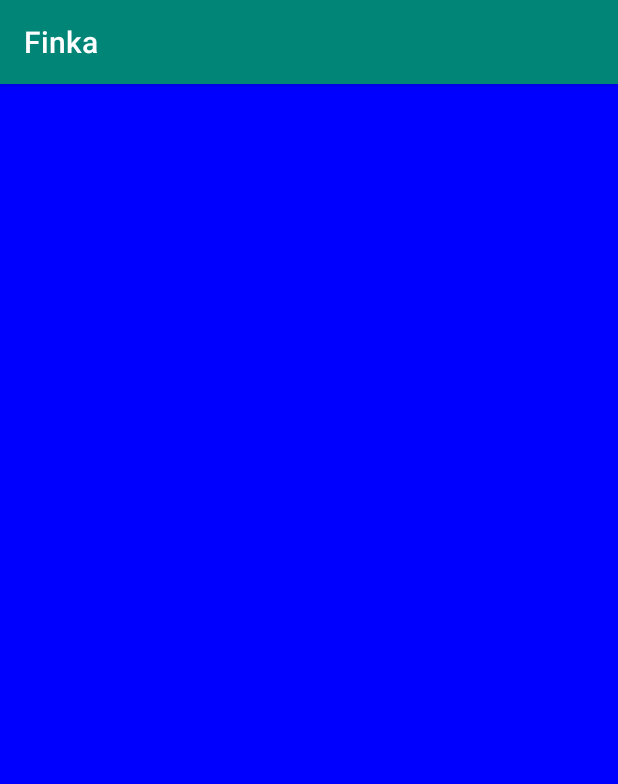
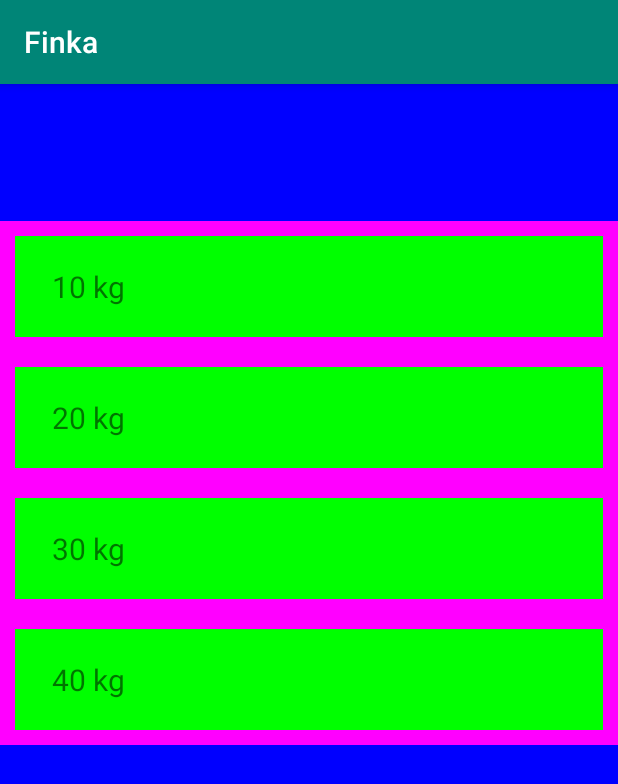
Before and after one commit to Tywanek/Finka, an Android app: the fragment FinkaWorkerFragment shown on its own in the app's theme, on a phone screen of 412 x 824 dp. Shown: the top 784 px of the screen. Run offline under Robolectric (Android 15) with nearby library versions, the phone set to English and light mode, and no system bars; our stand-ins replace data binding; 1 statement that could not run was skipped.

Commit message:
BucketType adapter added

```diff
--- /dev/null
+++ b/app/src/main/java/com/radlab/finka/adapters/BucketTypeAdapter.kt
@@ -0,0 +1,36 @@
+package com.radlab.finka.adapters
+
+import android.content.Context
+import android.view.LayoutInflater
+import android.view.View
+import android.view.ViewGroup
+import androidx.recyclerview.widget.RecyclerView
+import com.radlab.finka.R
+import com.radlab.finka.interfaces.FinkaActivityInterface
+import com.radlab.finka.interfaces.FinkaFragmentInterface
+import kotlinx.android.synthetic.main.finka_list_item.view.*
+
+class BucketTypeAdapter(
+    private val items: ArrayList<String>,
+    private val context: Context,
+    private val intface: FinkaFragmentInterface
+) : RecyclerView.Adapter<BucketTypeViewHolder>() {
+    override fun onBindViewHolder(holder: BucketTypeViewHolder, position: Int) {
+        holder.tvBucketType.text = items[position]
+        holder.tvBucketType.setOnClickListener {
+            intface.onBucketSelected(items[position])
+        }
+    }
+
+    override fun onCreateViewHolder(parent: ViewGroup, viewType: Int): BucketTypeViewHolder {
+        return BucketTypeViewHolder(LayoutInflater.from(context).inflate(R.layout.finka_list_item, parent, false))
+    }
+
+    override fun getItemCount(): Int {
+        return items.size
+    }
+}
+
+class BucketTypeViewHolder(view: View) : RecyclerView.ViewHolder(view) {
+    val tvBucketType = view.tv_finka_worker!!
+}
--- a/app/src/main/java/com/radlab/finka/adapters/WorkresAdapter.kt
+++ b/app/src/main/java/com/radlab/finka/adapters/WorkresAdapter.kt
@@ -9,7 +9,11 @@ import com.radlab.finka.R
 import com.radlab.finka.interfaces.FinkaActivityInterface
 import kotlinx.android.synthetic.main.finka_list_item.view.*
 
-class FinkaWorkersAdapter(private val items: ArrayList<String>, private val context: Context, private val intface: FinkaActivityInterface) : RecyclerView.Adapter<ViewHolder>() {
+class FinkaWorkersAdapter(
+    private val items: ArrayList<String>,
+    private val context: Context,
+    private val intface: FinkaActivityInterface) : RecyclerView.Adapter<ViewHolder>() {
+
     override fun onCreateViewHolder(parent: ViewGroup, viewType: Int): ViewHolder {
         return ViewHolder(LayoutInflater.from(context).inflate(R.layout.finka_list_item, parent, false))
     }
--- a/app/src/main/java/com/radlab/finka/data/FinkaWorkerFragmentViewModel.kt
+++ b/app/src/main/java/com/radlab/finka/data/FinkaWorkerFragmentViewModel.kt
@@ -5,8 +5,18 @@ import androidx.lifecycle.ViewModel
 
 class FinkaWorkerFragmentViewModel : ViewModel() {
     var name = ObservableField<String>("")
+    val bucketTypeList: ArrayList<String> = ArrayList()
 
     fun setWorker(worker: String) {
         name.set(worker)
     }
+
+    fun getBucketTypeListList(): ArrayList<String> {
+        bucketTypeList.add(" 10 kg")
+        bucketTypeList.add(" 20 kg")
+        bucketTypeList.add(" 30 kg")
+        bucketTypeList.add(" 40 kg")
+
+        return bucketTypeList;
+    }
 }
--- /dev/null
+++ b/app/src/main/java/com/radlab/finka/interfaces/FinkaFragmentInterface.java
@@ -0,0 +1,5 @@
+package com.radlab.finka.interfaces;
+
+public interface FinkaFragmentInterface {
+     void onBucketSelected(String name);
+}
--- a/app/src/main/java/com/radlab/finka/ui/activity/FinkaActivity.kt
+++ b/app/src/main/java/com/radlab/finka/ui/activity/FinkaActivity.kt
@@ -1,6 +1,7 @@
 package com.radlab.finka.ui.activity
 
 import android.os.Bundle
+import android.widget.Toast
 import androidx.appcompat.app.AppCompatActivity
 import androidx.databinding.DataBindingUtil
 import androidx.recyclerview.widget.GridLayoutManager
@@ -8,11 +9,12 @@ import com.radlab.finka.R
 import com.radlab.finka.adapters.FinkaWorkersAdapter
 import com.radlab.finka.data.FinkaViewModel
 import com.radlab.finka.interfaces.FinkaActivityInterface
+import com.radlab.finka.interfaces.FinkaFragmentInterface
 import com.radlab.finka.ui.fragment.FinkaWorkerFragment
 import kotlinx.android.synthetic.main.finka_activity.*
 
+class FinkaActivity : AppCompatActivity(), FinkaActivityInterface{
 
-class FinkaActivity : AppCompatActivity(), FinkaActivityInterface {
     override fun onWorkerSelected(name: String?) {
         if(name!=null)
         supportFragmentManager
--- a/app/src/main/java/com/radlab/finka/ui/fragment/FinkaWorkerFragment.kt
+++ b/app/src/main/java/com/radlab/finka/ui/fragment/FinkaWorkerFragment.kt
@@ -4,13 +4,19 @@ import android.os.Bundle
 import android.view.LayoutInflater
 import android.view.View
 import android.view.ViewGroup
+import android.widget.Toast
 import androidx.databinding.DataBindingUtil
 import androidx.fragment.app.Fragment
+import androidx.recyclerview.widget.GridLayoutManager
+import androidx.recyclerview.widget.LinearLayoutManager
 import com.radlab.finka.R
+import com.radlab.finka.adapters.BucketTypeAdapter
 import com.radlab.finka.data.FinkaWorkerFragmentViewModel
 import com.radlab.finka.databinding.FragmentFinkaWorkerBinding
+import com.radlab.finka.interfaces.FinkaFragmentInterface
+import kotlinx.android.synthetic.main.fragment_finka_worker.*
 
-class FinkaWorkerFragment : Fragment() {
+class FinkaWorkerFragment : Fragment(), FinkaFragmentInterface {
 
     private val finkaWorkerFragmentViewModel = FinkaWorkerFragmentViewModel()
 
@@ -23,10 +29,15 @@ class FinkaWorkerFragment : Fragment() {
         }
     }
 
+    override fun onBucketSelected(name: String?) {
+        Toast.makeText(context, name, Toast.LENGTH_SHORT).show()
+    }
+
     override fun onCreateView(inflater: LayoutInflater, container: ViewGroup?, savedInstanceState: Bundle?): View? {
         val binding: FragmentFinkaWorkerBinding =
             DataBindingUtil.inflate(inflater, R.layout.fragment_finka_worker, container, false)
 
+        //buckets_recyclerView.layoutManager = GridLayoutManager(context, 4)
         binding.model = finkaWorkerFragmentViewModel
         return binding.root
     }
@@ -34,7 +45,16 @@ class FinkaWorkerFragment : Fragment() {
     override fun onActivityCreated(savedInstanceState: Bundle?) {
         super.onActivityCreated(savedInstanceState)
         val worker: String = arguments?.getString(KEY)!!
+
         finkaWorkerFragmentViewModel.setWorker(worker)
+//        buckets_recyclerView.adapter =
+//            BucketTypeAdapter(finkaWorkerFragmentViewModel.getBucketTypeListList(), context!!, this)
+//
+
+        val adapter =  BucketTypeAdapter(finkaWorkerFragmentViewModel.getBucketTypeListList(), context!!, this)
+        //buckets_recyclerView.layoutManager = GridLayoutManager(context, 4)
+        buckets_recyclerView.layoutManager = LinearLayoutManager(context)
+
+        buckets_recyclerView.adapter = adapter
     }
-
 }
--- a/app/src/main/res/layout/fragment_finka_worker.xml
+++ b/app/src/main/res/layout/fragment_finka_worker.xml
@@ -23,6 +23,12 @@
                 android:text="@{model.name}"
                 tools:text="Name"/>
 
+        <androidx.recyclerview.widget.RecyclerView
+                android:id="@+id/buckets_recyclerView"
+                android:layout_width="match_parent"
+                android:layout_height="match_parent"/>
+
+
     </LinearLayout>
 
 </layout>
```
